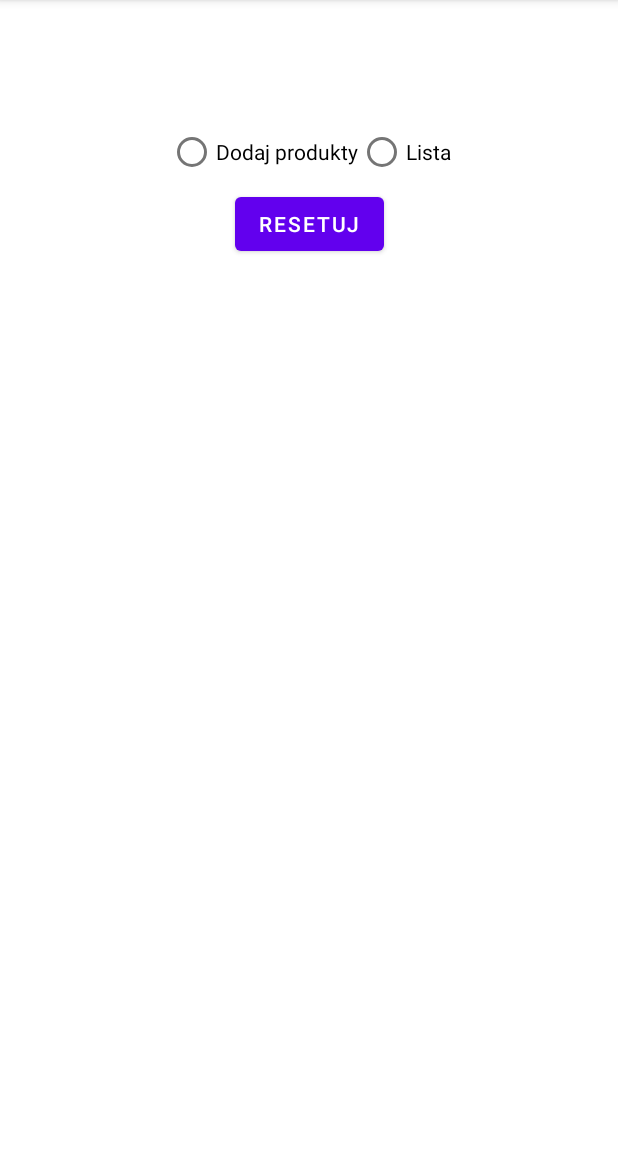
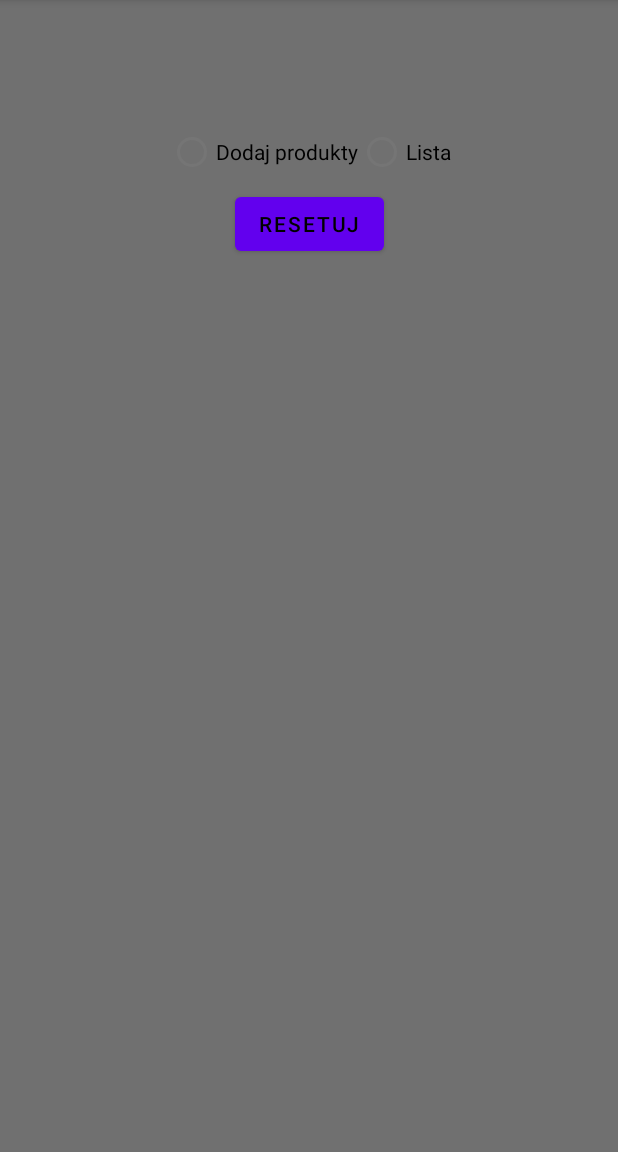
Before and after one commit to TheMajkel01/lista_zakupow, an Android app: the screen it shows after launch (MainActivity), on a phone screen of 412 x 824 dp, the part 84-1236 px from its top. Run offline under Robolectric (Android 15) with nearby library versions, the phone set to English and light mode, and no system bars.

Commit message:
Some cosmetic changes and crash fixes

```diff
--- a/app/src/main/java/com/example/listazakupow/MainActivity.kt
+++ b/app/src/main/java/com/example/listazakupow/MainActivity.kt
@@ -1,5 +1,6 @@
 package com.example.listazakupow
 
+import android.graphics.Color
 import androidx.appcompat.app.AppCompatActivity
 import android.os.Bundle
 import android.view.View
@@ -7,6 +8,7 @@ import android.widget.Button
 import android.widget.LinearLayout
 import android.widget.RadioGroup
 import android.widget.TextView
+import androidx.constraintlayout.widget.ConstraintLayout
 import androidx.core.view.children
 import com.google.android.material.chip.ChipGroup
 import androidx.core.content.ContextCompat
@@ -19,9 +21,6 @@ class MainActivity : AppCompatActivity() {
         setContentView(R.layout.activity_main)
 
         fun createCheckboxChip(text: String, chipGroup: ChipGroup) {
-            if (text.isBlank()) {
-                throw IllegalArgumentException("Text cannot be blank")
-            }
             val chip = Chip(chipGroup.context)
             chip.text = text
             chip.isCheckable = true
@@ -29,6 +28,7 @@ class MainActivity : AppCompatActivity() {
             chip.setTextAppearanceResource(R.style.ChipTextAppearance)
             chipGroup.addView(chip)
         }
+
 
         var addProduct = findViewById<LinearLayout>(R.id.add)
         var productList = findViewById<LinearLayout>(R.id.list)
@@ -74,15 +74,21 @@ class MainActivity : AppCompatActivity() {
         var input3 = findViewById<TextView>(R.id.input3)
 
         button1.setOnClickListener {
-            createCheckboxChip(input1.text.toString(),chipGroup1)
+            if(!input1.text.toString().isNullOrEmpty()) {
+                createCheckboxChip(input1.text.toString(), chipGroup1)
+            }
         }
 
         button2.setOnClickListener {
-            createCheckboxChip(input2.text.toString(),chipGroup2)
+            if(!input2.text.toString().isNullOrEmpty()) {
+                createCheckboxChip(input2.text.toString(), chipGroup2)
+            }
         }
 
         button3.setOnClickListener {
-            createCheckboxChip(input3.text.toString(),chipGroup3)
+            if(!input3.text.toString().isNullOrEmpty()) {
+                createCheckboxChip(input3.text.toString(), chipGroup3)
+            }
         }
     }
 }
--- a/app/src/main/res/layout/activity_main.xml
+++ b/app/src/main/res/layout/activity_main.xml
@@ -2,9 +2,11 @@
 <androidx.constraintlayout.widget.ConstraintLayout xmlns:android="http://schemas.android.com/apk/res/android"
     xmlns:app="http://schemas.android.com/apk/res-auto"
     xmlns:tools="http://schemas.android.com/tools"
+    android:id="@+id/constraintL"
     android:layout_width="match_parent"
     android:layout_height="match_parent"
-    tools:context=".MainActivity">
+    tools:context=".MainActivity"
+    android:background="@color/mainbg">
 
     <Button
         android:id="@+id/reset"
@@ -13,7 +15,8 @@
         android:text="resetuj"
         app:layout_constraintEnd_toEndOf="parent"
         app:layout_constraintStart_toStartOf="parent"
-        app:layout_constraintTop_toBottomOf="@+id/choiceGroup" />
+        app:layout_constraintTop_toBottomOf="@+id/choiceGroup"
+        android:textColor="@color/black"/>
 
     <RadioGroup
         android:id="@+id/choiceGroup"
@@ -38,6 +41,9 @@
             android:layout_height="wrap_content"
             android:text="Lista" />
     </RadioGroup>
+
     <include layout="@layout/check_item"></include>
+
     <include layout="@layout/add_item"></include>
+
 </androidx.constraintlayout.widget.ConstraintLayout>
--- a/app/src/main/res/layout/add_item.xml
+++ b/app/src/main/res/layout/add_item.xml
@@ -42,8 +42,7 @@
             android:layout_marginStart="16dp"
             android:layout_marginTop="16dp"
             android:text="Dodaj"
-            android:textColor="#4CAF50"
-            android:textColorHint="#4CAF50" />
+            android:textColor="@color/black" />
 
         <EditText
             android:id="@+id/input2"
@@ -61,8 +60,7 @@
             android:layout_marginStart="16dp"
             android:layout_marginTop="16dp"
             android:text="Dodaj"
-            android:textColor="#4CAF50"
-            android:textColorHint="#4CAF50" />
+            android:textColor="@color/black" />
 
         <EditText
             android:id="@+id/input3"
@@ -81,8 +79,7 @@
             android:layout_marginStart="16dp"
             android:layout_marginTop="16dp"
             android:text="Dodaj"
-            android:textColor="#4CAF50"
-            android:textColorHint="#4CAF50" />
+            android:textColor="@color/black" />
 
     </LinearLayout>
 </androidx.constraintlayout.widget.ConstraintLayout>
--- a/app/src/main/res/layout/check_item.xml
+++ b/app/src/main/res/layout/check_item.xml
@@ -21,6 +21,7 @@
             android:layout_height="wrap_content"
             android:layout_margin="16dp"
             android:text="Lista zakupów:"
+            android:textColor="#000000"
             android:textSize="20sp" />
 
         <com.google.android.material.chip.ChipGroup
--- a/app/src/main/res/values/colors.xml
+++ b/app/src/main/res/values/colors.xml
@@ -10,5 +10,6 @@
     <color name="type1">#E91E63</color>
     <color name="type2">#FFC107</color>
     <color name="type3">#4CAF50</color>
+    <color name="mainbg">#FF707070</color>
 
 </resources>
--- a/app/src/main/res/values/styles.xml
+++ b/app/src/main/res/values/styles.xml
@@ -1,6 +1,6 @@
 <?xml version="1.0" encoding="utf-8"?>
 <resources>
     <style name="ChipTextAppearance" parent="@style/TextAppearance.MaterialComponents.Body2">
-        <item name="android:textColor">@color/black</item>
+        <item name="android:textColor">@color/white</item>
     </style>
 </resources>
```
